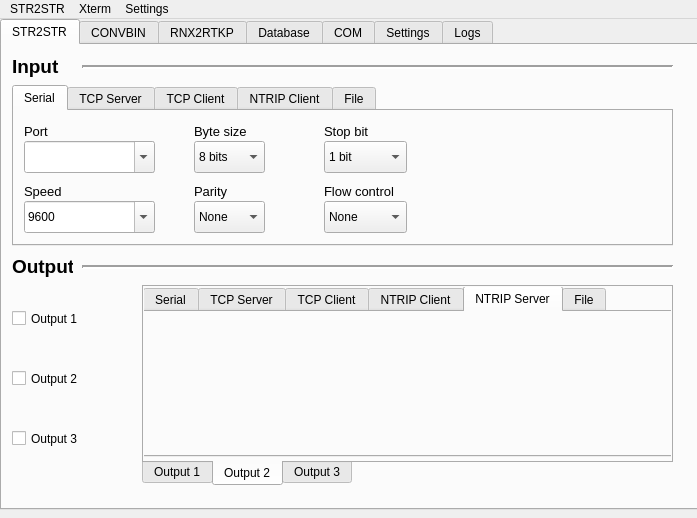
The window that design.ui (DanielMamaev/MonCenter) describes before a commit, drawn with Qt 5.
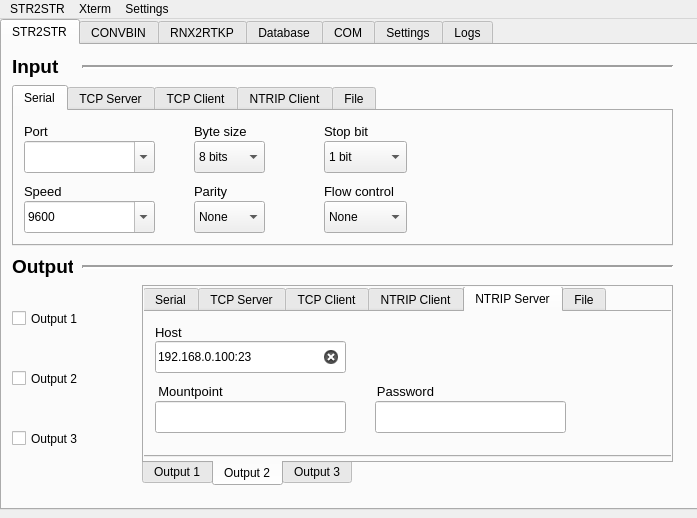
The same window after the commit. The open tabs and pages were chosen to show the change. Icons and pictures are not drawn.

What changed in the file:
```diff
--- a/design.ui
+++ b/design.ui
@@ -2024,6 +2024,110 @@
          <attribute name="title">
           <string>NTRIP Server</string>
          </attribute>
+         <widget class="QLineEdit" name="lineEdit_str2str_out_ntrips_pass_2">
+          <property name="geometry">
+           <rect>
+            <x>230</x>
+            <y>89</y>
+            <width>191</width>
+            <height>32</height>
+           </rect>
+          </property>
+          <property name="clearButtonEnabled">
+           <bool>true</bool>
+          </property>
+         </widget>
+         <widget class="QLabel" name="label_98">
+          <property name="geometry">
+           <rect>
+            <x>10</x>
+            <y>69</y>
+            <width>71</width>
+            <height>20</height>
+           </rect>
+          </property>
+          <property name="font">
+           <font>
+            <pointsize>10</pointsize>
+           </font>
+          </property>
+          <property name="text">
+           <string>Mountpoint</string>
+          </property>
+          <property name="alignment">
+           <set>Qt::AlignCenter</set>
+          </property>
+         </widget>
+         <widget class="QLabel" name="label_99">
+          <property name="geometry">
+           <rect>
+            <x>10</x>
+            <y>10</y>
+            <width>90</width>
+            <height>21</height>
+           </rect>
+          </property>
+          <property name="font">
+           <font>
+            <pointsize>10</pointsize>
+            <weight>50</weight>
+            <bold>false</bold>
+           </font>
+          </property>
+          <property name="text">
+           <string>Host</string>
+          </property>
+         </widget>
+         <widget class="QLineEdit" name="lineEdit_str2str_out_ntrips_host_2">
+          <property name="geometry">
+           <rect>
+            <x>10</x>
+            <y>29</y>
+            <width>191</width>
+            <height>32</height>
+           </rect>
+          </property>
+          <property name="text">
+           <string>192.168.0.100:23</string>
+          </property>
+          <property name="clearButtonEnabled">
+           <bool>true</bool>
+          </property>
+         </widget>
+         <widget class="QLabel" name="label_100">
+          <property name="geometry">
+           <rect>
+            <x>230</x>
+            <y>69</y>
+            <width>61</width>
+            <height>20</height>
+           </rect>
+          </property>
+          <property name="font">
+           <font>
+            <pointsize>10</pointsize>
+           </font>
+          </property>
+          <property name="text">
+           <string>Password</string>
+          </property>
+          <property name="alignment">
+           <set>Qt::AlignCenter</set>
+          </property>
+         </widget>
+         <widget class="QLineEdit" name="lineEdit_str2str_out_ntrips_mountpoint_2">
+          <property name="geometry">
+           <rect>
+            <x>10</x>
+            <y>89</y>
+            <width>191</width>
+            <height>32</height>
+           </rect>
+          </property>
+          <property name="clearButtonEnabled">
+           <bool>true</bool>
+          </property>
+         </widget>
         </widget>
         <widget class="QWidget" name="tab_file_2">
          <attribute name="title">
```
Left out of the diff: 218 changed lines with no effect on the pictures.
